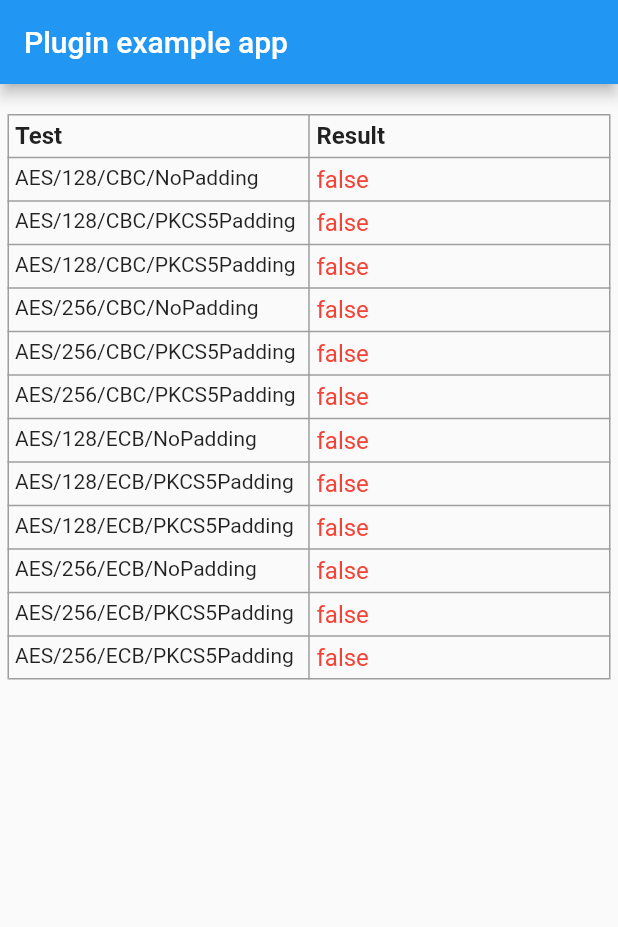
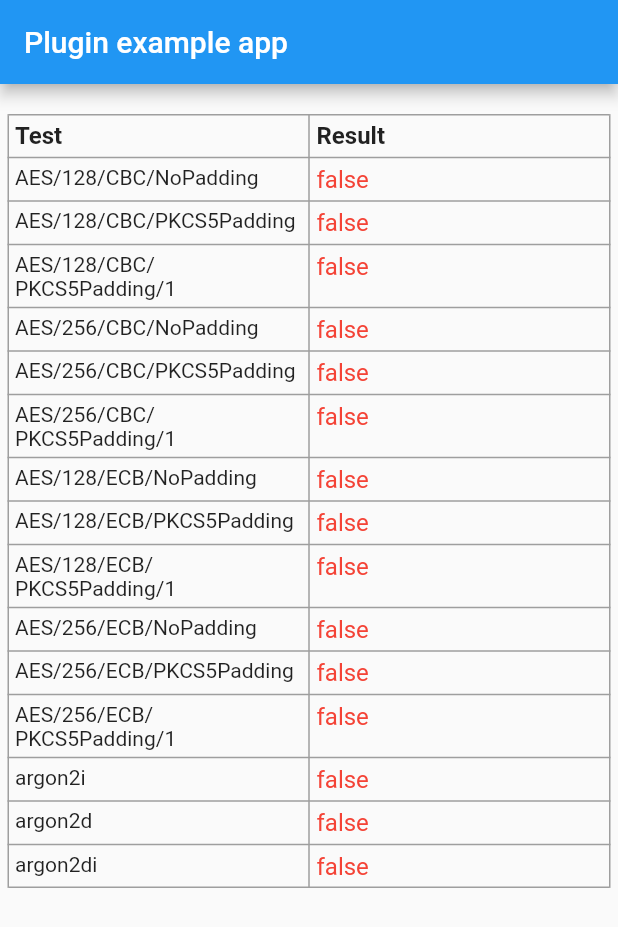
Before and after one commit to drriguz/encryptions, a Flutter app: the screen it shows after launch, on a phone screen of 412 x 824 dp. Shown: the top 927 px of the screen. Run offline on Flutter 3.47's test engine with Material 2 defaults, Android fonts, the phone set to English and light mode, and no system bars; our stand-ins replace convert.

Commit message:
added argon2 api

```diff
--- a/example/lib/platform_test.dart
+++ b/example/lib/platform_test.dart
@@ -1,3 +1,4 @@
+import 'dart:convert';
 import 'dart:typed_data';
 
 import 'package:encryptions/encryptions.dart';
@@ -24,6 +25,9 @@ Uint8List iv = hex.decode("c1f6fd873e14050697c168b3e9da5db2");
 Uint8List plain = hex.decode("01040000000300000002400000008b2e");
 Uint8List plain1 = hex.decode("01040000000300000002400000008b2e01");
 
+Uint8List password = utf8.encode("password");
+Uint8List salt = utf8.encode("helloworld");
+
 final List<PlatformTest> tests = [
   PlatformTest("AES/128/CBC/NoPadding", () async {
     AES aes = AES.ofCBC(key128, iv, PaddingScheme.NoPadding);
@@ -40,7 +44,7 @@ final List<PlatformTest> tests = [
             "64fb88a3f1a4d75d05c5508b2f2d48936167b6d75caf4867cca5db8dcf97af04") &&
         (hex.encode(decrypted) == hex.encode(plain));
   }),
-  PlatformTest("AES/128/CBC/PKCS5Padding", () async {
+  PlatformTest("AES/128/CBC/PKCS5Padding/1", () async {
     AES aes = AES.ofCBC(key128, iv, PaddingScheme.PKCS5Padding);
     Uint8List encrypted = await aes.encrypt(plain1);
     Uint8List decrypted = await aes.decrypt(encrypted);
@@ -64,7 +68,7 @@ final List<PlatformTest> tests = [
             "514628247c36f3a964ed4f2e44b3cc81c30092415f2c38b0e2bfb0c9d7fb46d7") &&
         (hex.encode(decrypted) == hex.encode(plain));
   }),
-  PlatformTest("AES/256/CBC/PKCS5Padding", () async {
+  PlatformTest("AES/256/CBC/PKCS5Padding/1", () async {
     AES aes = AES.ofCBC(key256, iv, PaddingScheme.PKCS5Padding);
     Uint8List encrypted = await aes.encrypt(plain1);
     Uint8List decrypted = await aes.decrypt(encrypted);
@@ -90,7 +94,7 @@ final List<PlatformTest> tests = [
             "0e86eca7a8f24e2e65732eb01fe04fb27acdfbde18273836de549e9d028f6a24") &&
         (hex.encode(decrypted) == hex.encode(plain));
   }),
-  PlatformTest("AES/128/ECB/PKCS5Padding", () async {
+  PlatformTest("AES/128/ECB/PKCS5Padding/1", () async {
     AES aes = AES.ofECB(key128, PaddingScheme.PKCS5Padding);
     Uint8List encrypted = await aes.encrypt(plain1);
     Uint8List decrypted = await aes.decrypt(encrypted);
@@ -114,7 +118,7 @@ final List<PlatformTest> tests = [
             "b6665cd69f001766eb2e852b4b6d1ae0adb4c9f63ac1c3cce511cb1edc9304e8") &&
         (hex.encode(decrypted) == hex.encode(plain));
   }),
-  PlatformTest("AES/256/ECB/PKCS5Padding", () async {
+  PlatformTest("AES/256/ECB/PKCS5Padding/1", () async {
     AES aes = AES.ofECB(key256, PaddingScheme.PKCS5Padding);
     Uint8List encrypted = await aes.encrypt(plain1);
     Uint8List decrypted = await aes.decrypt(encrypted);
@@ -122,4 +126,24 @@ final List<PlatformTest> tests = [
             "b6665cd69f001766eb2e852b4b6d1ae088fc68b1d65cfb0d70171925d1a818e2") &&
         (hex.encode(decrypted) == hex.encode(plain1));
   }),
+
+  // argon2
+  PlatformTest("argon2i", () async {
+    Argon2 argon2 = Argon2();
+    Uint8List hash = await argon2.argon2i(password, salt);
+    return hex.encode(hash) ==
+        "1fe7d8ae9f8946a5170aa6b96e8eea69b5f9351cbe457c4776e01f0b72a1e40e";
+  }),
+  PlatformTest("argon2d", () async {
+    Argon2 argon2 = Argon2();
+    Uint8List hash = await argon2.argon2i(password, salt);
+    return hex.encode(hash) ==
+        "251c68a5591a838647b5afa7d1379cc63690daffcedb1e725528789014064fab";
+  }),
+  PlatformTest("argon2di", () async {
+    Argon2 argon2 = Argon2();
+    Uint8List hash = await argon2.argon2i(password, salt);
+    return hex.encode(hash) ==
+        "f4d4a3ae373989af91e2e396e28762fe05417bd1d5d9e44d3afdc0e71497c902";
+  }),
 ];
--- a/lib/encryptions.dart
+++ b/lib/encryptions.dart
@@ -1,4 +1,5 @@
 library encryptions;
 
 export 'src/aes.dart';
+export 'src/argon2.dart';
 export 'src/cipher_options.dart';
--- a/lib/src/argon2.dart
+++ b/lib/src/argon2.dart
@@ -1,6 +1,39 @@
+import 'dart:typed_data';
+
 import 'package:flutter/services.dart';
 
 class Argon2 {
   static const MethodChannel _platform =
       const MethodChannel('encryptions_argon2');
+
+  final int iterations;
+  final int memory; // KB
+  final int parallelism;
+  final int hashLength;
+
+  Argon2({
+    this.iterations = 2,
+    this.memory = 65536, // 64MB
+    this.parallelism = 1,
+    this.hashLength = 32,
+  });
+
+  argon2i(Uint8List password, Uint8List salt) {
+    return _platform.invokeMethod("argon2i", _createParams());
+  }
+
+  argon2d(Uint8List password, Uint8List salt) {
+    return _platform.invokeMethod("argon2d", _createParams());
+  }
+
+  argon2di(Uint8List password, Uint8List salt) {
+    return _platform.invokeMethod("argon2di", _createParams());
+  }
+
+  Map<String, dynamic> _createParams() => {
+        "iterations": iterations,
+        "memory": memory,
+        "parallelism": parallelism,
+        "hashLength": hashLength,
+      };
 }
```
